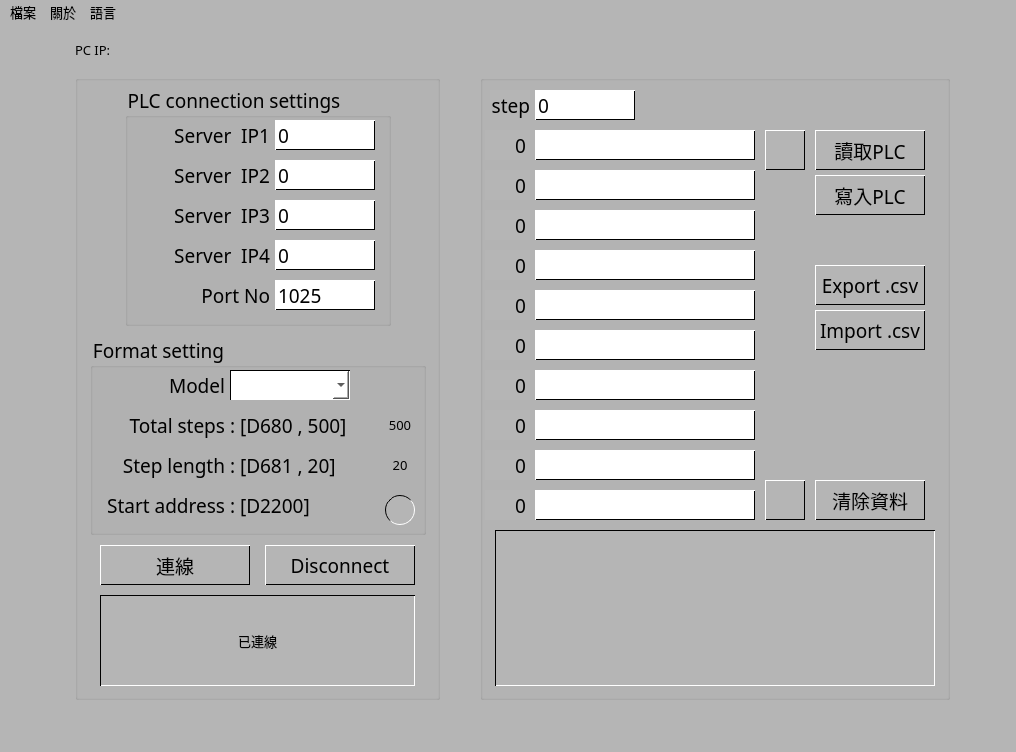
eyichia/QPLC, file QPLC_StepConvertToCsv_GUI.ui: the form before one commit.
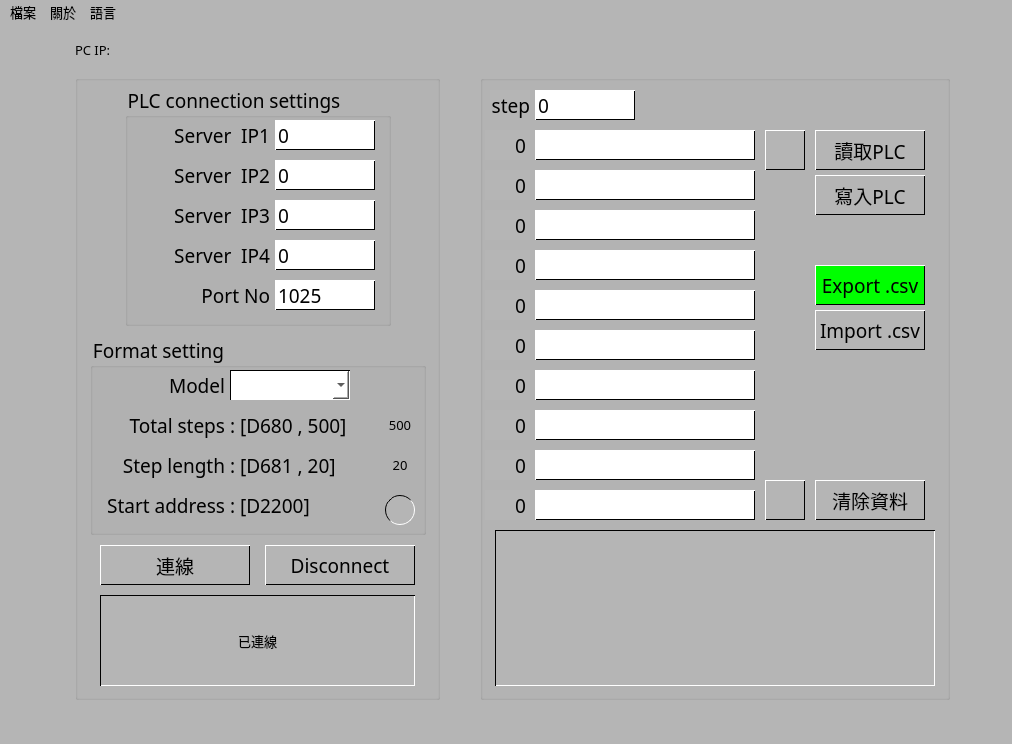
The form after the commit. Icons and pictures are not drawn.

What changed in the file:
```diff
--- a/QPLC_StepConvertToCsv_GUI.ui
+++ b/QPLC_StepConvertToCsv_GUI.ui
@@ -6,8 +6,8 @@
    <rect>
     <x>0</x>
     <y>0</y>
-    <width>1016</width>
-    <height>752</height>
+    <width>1012</width>
+    <height>744</height>
    </rect>
   </property>
   <property name="windowTitle">
@@ -1038,7 +1038,7 @@
 QPushButton {
 	border-style: solid; 
 	border-width: 1;
-	background-color: #B5B5B5;
+	background-color: #00FF00;
 	border-top-color: white;
 	border-left-color: white;
 	border-bottom-color: black;
@@ -2287,7 +2287,7 @@
     <rect>
      <x>0</x>
      <y>0</y>
-     <width>1016</width>
+     <width>1012</width>
      <height>33</height>
     </rect>
    </property>
```
Left out of the diff: 11 changed lines with no effect on the pictures.
